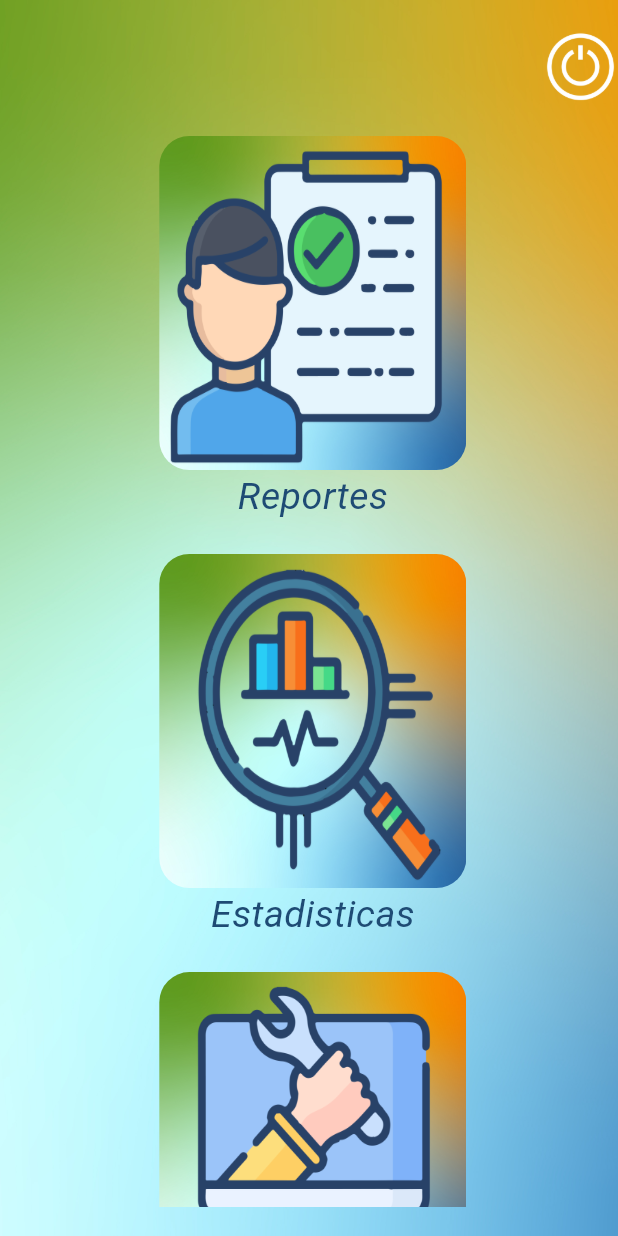
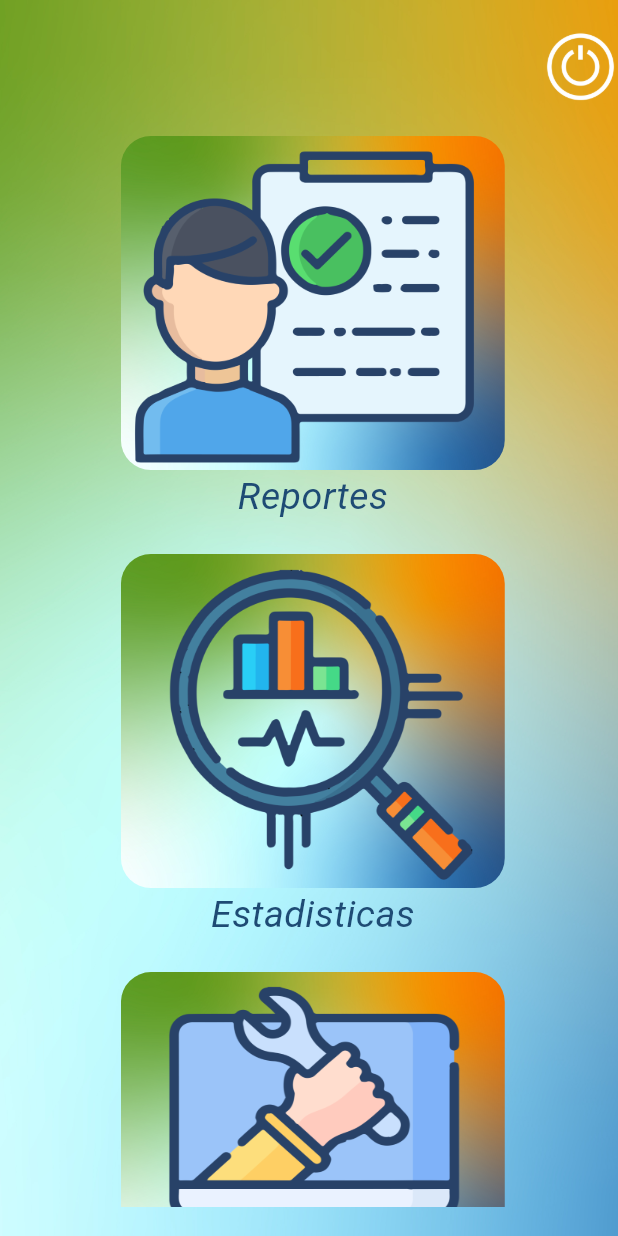
Before and after one commit to John-99F/GestorHorasExtras, a Flutter app: the HomeScreen screen opened by its route, on a phone screen of 412 x 824 dp. Run offline on Flutter 3.47's test engine with Material 3 defaults, Android fonts, the phone set to English and light mode, and no system bars; our stand-ins replace flutter_riverpod, flutter_screenutil, go_router, riverpod_annotation; generated files the repository leaves out were written again.

Commit message:
se ajusta el tamaño del boton para movil

```diff
--- a/lib/core_ui/widgets/shared/custom_card_button.dart
+++ b/lib/core_ui/widgets/shared/custom_card_button.dart
@@ -41,7 +41,7 @@ class CustomCardButton extends StatelessWidget {
         ),
         child: Image.asset(
           homeButtonEnum.pathImage,
-          width: PlatformUtils.isAndroid() ? 80.w : 500.w,
+          width: PlatformUtils.isAndroid() ? 100.w : 500.w,
           height: PlatformUtils.isAndroid() ? 20.h : 500.h,
           fit: BoxFit.fill,
         ),
```
